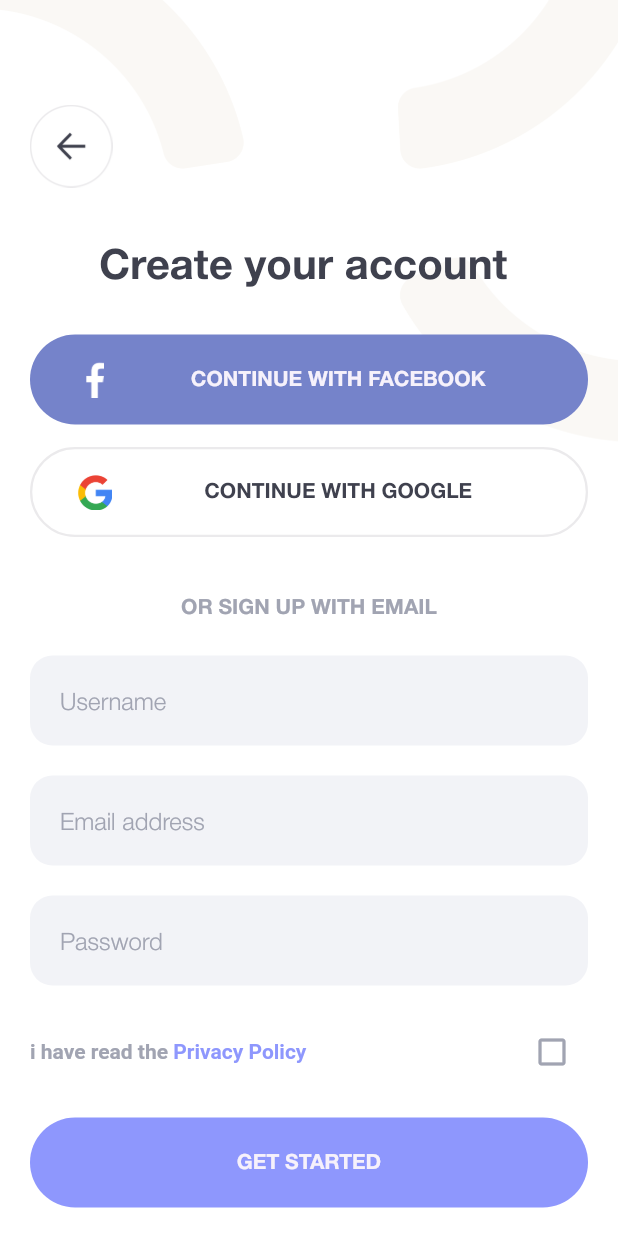
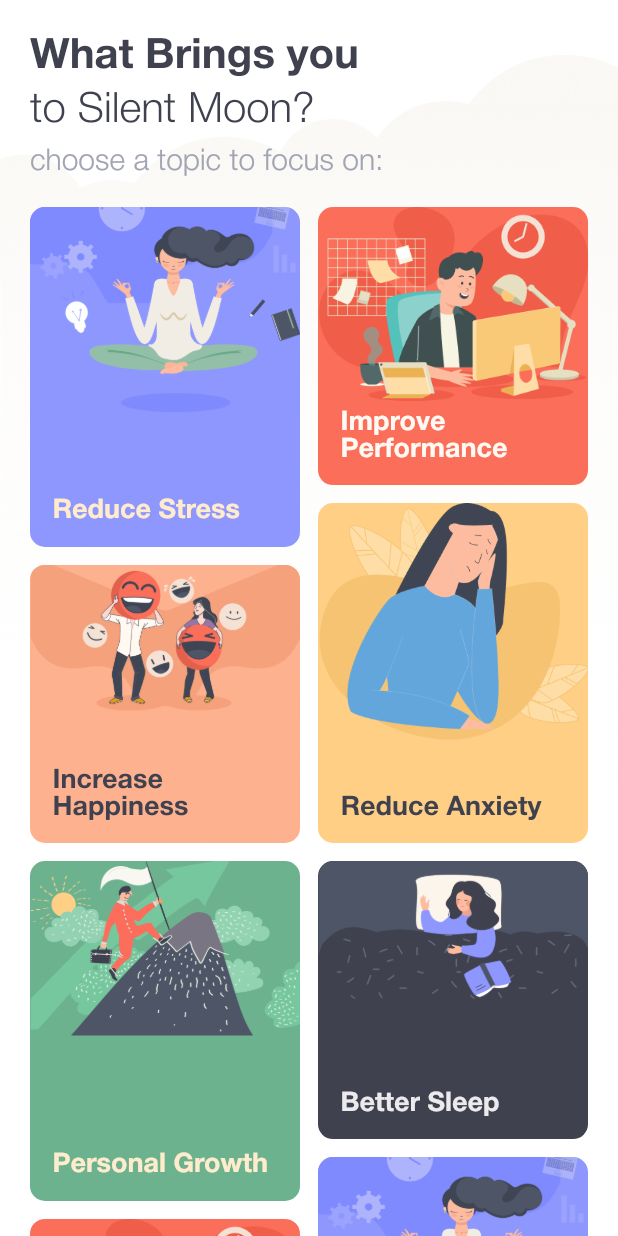
Before and after one commit to shiponirfan/meditation_app, a Flutter app: the SignUpScreen screen opened directly, after a tap on "GET STARTED", on a phone screen of 412 x 824 dp. Run offline on Flutter 3.47's test engine with Material 3 defaults, Android fonts, the phone set to English and light mode, and no system bars.

Commit message:
Choose Topic Screen Added

```diff
--- a/lib/utils/app_extension.dart
+++ b/lib/utils/app_extension.dart
@@ -19,3 +19,12 @@ extension AppExtension on BuildContext {
     Navigator.pop(this);
   }
 }
+
+extension HexColor on Color {
+  static Color formHex(String hexString) {
+    final buffer = StringBuffer();
+    if (hexString.length == 6 || hexString.length == 7) buffer.write('ff');
+    buffer.write(hexString.replaceFirst('#', ''));
+    return Color(int.parse(buffer.toString(), radix: 16));
+  }
+}
--- /dev/null
+++ b/lib/views/home/choose_topic_screen.dart
@@ -0,0 +1,212 @@
+import 'package:flutter/material.dart';
+import 'package:meditation_app/utils/app_color.dart';
+import 'package:meditation_app/utils/app_extension.dart';
+import 'package:flutter_staggered_grid_view/flutter_staggered_grid_view.dart';
+
+class ChooseTopicScreen extends StatefulWidget {
+  const ChooseTopicScreen({super.key});
+
+  @override
+  State<ChooseTopicScreen> createState() => _ChooseTopicScreenState();
+}
+
+class _ChooseTopicScreenState extends State<ChooseTopicScreen> {
+  List<Map<String, String>> topicData = [
+    {
+      'image': 'assets/images/topic/t01.png',
+      'title': 'Reduce Stress',
+      'bg-color': '8e97fd',
+      'text-color': 'ffeccc',
+    },
+    {
+      'image': 'assets/images/topic/t02.png',
+      'title': 'Improve Performance',
+      'bg-color': 'FA6E5A',
+      'text-color': 'FEF9F3',
+    },
+    {
+      'image': 'assets/images/topic/t04.png',
+      'title': 'Reduce Anxiety',
+      'bg-color': 'FFCF86',
+      'text-color': '3F414E',
+    },
+    {
+      'image': 'assets/images/topic/t03.png',
+      'title': 'Increase Happiness',
+      'bg-color': 'feb18f',
+      'text-color': '3F414E',
+    },
+    {
+      'image': 'assets/images/topic/t05.png',
+      'title': 'Personal Growth',
+      'bg-color': '6CB28E',
+      'text-color': 'FFECCC',
+    },
+    {
+      'image': 'assets/images/topic/t06.png',
+      'title': 'Better Sleep',
+      'bg-color': '3F414E',
+      'text-color': 'EBEAEC',
+    },
+    {
+      'image': 'assets/images/topic/t01.png',
+      'title': 'Reduce Stress',
+      'bg-color': '8e97fd',
+      'text-color': 'ffeccc',
+    },
+    {
+      'image': 'assets/images/topic/t02.png',
+      'title': 'Improve Performance',
+      'bg-color': 'FA6E5A',
+      'text-color': 'FEF9F3',
+    },
+    {
+      'image': 'assets/images/topic/t04.png',
+      'title': 'Reduce Anxiety',
+      'bg-color': 'FFCF86',
+      'text-color': '3F414E',
+    },
+    {
+      'image': 'assets/images/topic/t03.png',
+      'title': 'Increase Happiness',
+      'bg-color': 'feb18f',
+      'text-color': '3F414E',
+    },
+    {
+      'image': 'assets/images/topic/t05.png',
+      'title': 'Personal Growth',
+      'bg-color': '6CB28E',
+      'text-color': 'FFECCC',
+    },
+    {
+      'image': 'assets/images/topic/t06.png',
+      'title': 'Better Sleep',
+      'bg-color': '3F414E',
+      'text-color': 'EBEAEC',
+    },
+  ];
+
+  @override
+  Widget build(BuildContext context) {
+    return Scaffold(
+      body: Container(
+        width: context.width,
+        height: context.height,
+        padding: const EdgeInsets.symmetric(horizontal: 20),
+        decoration: const BoxDecoration(
+          image:
+              DecorationImage(image: AssetImage('assets/images/topic_bg.png')),
+        ),
+        child: SafeArea(
+          bottom: false,
+          child: Column(
+            crossAxisAlignment: CrossAxisAlignment.start,
+            children: [
+              _buildTextContent(),
+              const SizedBox(
+                height: 20,
+              ),
+              Expanded(
+                child: MasonryGridView.count(
+                  crossAxisCount: 2,
+                  mainAxisSpacing: 12,
+                  crossAxisSpacing: 12,
+                  itemCount: topicData.length,
+                  itemBuilder: (context, index) {
+                    var height = index % 4 == 0 || index % 4 == 2
+                        ? context.width * 0.55
+                        : context.width * 0.45;
+                    Map<String, String> topic = topicData[index];
+                    return Container(
+                      height: height,
+                      decoration: BoxDecoration(
+                        color: HexColor.formHex(topic['bg-color']!),
+                        borderRadius: BorderRadius.circular(10),
+                      ),
+                      child: Stack(
+                        alignment: Alignment.topCenter,
+                        children: [
+                          ClipRRect(
+                            borderRadius: const BorderRadius.only(
+                                topLeft: Radius.circular(10),
+                                topRight: Radius.circular(10)),
+                            child: Image.asset(
+                              topic['image']!,
+                              fit: BoxFit.fitWidth,
+                              width: double.maxFinite,
+                            ),
+                          ),
+                          Padding(
+                            padding: const EdgeInsets.all(15),
+                            child: Column(
+                              mainAxisAlignment: MainAxisAlignment.end,
+                              children: [
+                                Row(
+                                  children: [
+                                    Expanded(
+                                      child: Text(
+                                        topic['title']!,
+                                        style: TextStyle(
+                                          fontSize: 18,
+                                          fontWeight: FontWeight.w700,
+                                          color: HexColor.formHex(
+                                              topic['text-color']!),
+                                        ),
+                                      ),
+                                    ),
+                                  ],
+                                ),
+                              ],
+                            ),
+                          )
+                        ],
+                      ),
+                    );
+                  },
+                ),
+              )
+            ],
+          ),
+        ),
+      ),
+    );
+  }
+
+  Widget _buildTextContent() {
+    return Column(
+      crossAxisAlignment: CrossAxisAlignment.start,
+      children: [
+        const SizedBox(
+          height: 24,
+        ),
+        Text(
+          'What Brings you',
+          style: TextStyle(
+              fontWeight: FontWeight.w700,
+              fontSize: 28,
+              color: AppColor.primaryText),
+        ),
+        const SizedBox(
+          height: 8,
+        ),
+        Text(
+          'to Silent Moon?',
+          style: TextStyle(
+              fontWeight: FontWeight.w300,
+              fontSize: 28,
+              color: AppColor.primaryText),
+        ),
+        const SizedBox(
+          height: 10,
+        ),
+        Text(
+          'choose a topic to focus on:',
+          style: TextStyle(
+              fontWeight: FontWeight.w300,
+              fontSize: 20,
+              color: AppColor.secondaryText),
+        ),
+      ],
+    );
+  }
+}
--- a/lib/views/welcome/signup_screen.dart
+++ b/lib/views/welcome/signup_screen.dart
@@ -1,5 +1,7 @@
 import 'package:flutter/material.dart';
 import 'package:meditation_app/utils/app_color.dart';
+import 'package:meditation_app/utils/app_extension.dart';
+import 'package:meditation_app/views/home/choose_topic_screen.dart';
 import 'package:meditation_app/widget/app_fb_google_login.dart';
 import 'package:meditation_app/widget/app_rounded_btn.dart';
 import 'package:meditation_app/widget/app_rounded_input_field.dart';
@@ -57,7 +59,7 @@ class _SignUpScreenState extends State<SignUpScreen> {
                   AppRoundedBtn(
                     title: 'GET STARTED',
                     type: AppRoundedBtnType.primary,
-                    onPressed: () {},
+                    onPressed: _onTapNavigationBtn,
                   ),
                 ],
               ),
@@ -103,4 +105,8 @@ class _SignUpScreenState extends State<SignUpScreen> {
       ],
     );
   }
+
+  void _onTapNavigationBtn() {
+    context.push(const ChooseTopicScreen());
+  }
 }
--- a/pubspec.yaml
+++ b/pubspec.yaml
@@ -13,6 +13,7 @@ dependencies:
     sdk: flutter
 
   cupertino_icons: ^1.0.8
+  flutter_staggered_grid_view: ^0.7.0
 
 dev_dependencies:
   flutter_test:
@@ -26,6 +27,7 @@ flutter:
 
   assets:
      - assets/images/
+     - assets/images/topic/
 
   fonts:
      - family: HelveticaNeue
```
Also changed, not shown: assets/images/topic/t01.png (added), assets/images/topic/t02.png (added), assets/images/topic/t03.png (added), assets/images/topic/t04.png (added), assets/images/topic/t05.png (added), assets/images/topic/t06.png (added), assets/images/topic_bg.png (added), pubspec.lock.
